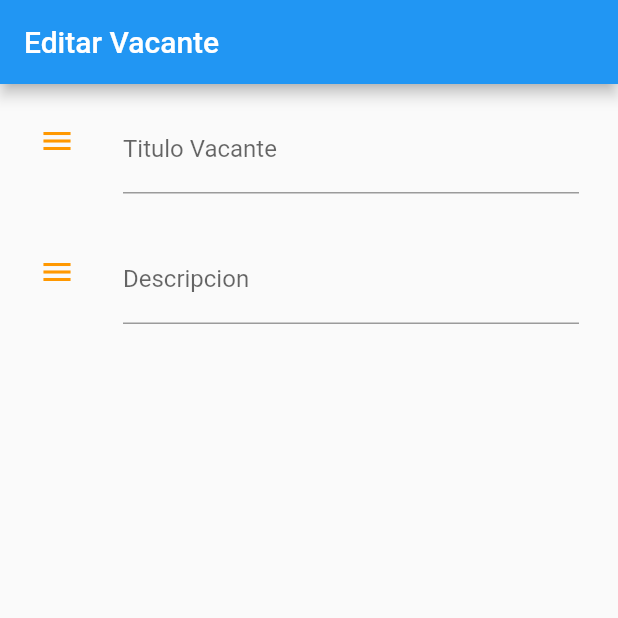
After one commit to JonatSrG/EmpleoJAH, a Flutter app: the EditarVacantePage screen opened directly, on a phone screen of 412 x 824 dp, the top half of it. The commit adds this screen. Run offline on Flutter 3.47's test engine with Material 2 defaults, Android fonts, the phone set to English and light mode, and no system bars; accounts and stored records are empty; statements that could not run were skipped.

Commit message:
Falta terminar form de editarVacante y el form de agregar

```diff
--- a/lib/src/pages/addData.dart
+++ b/lib/src/pages/addData.dart
@@ -15,7 +15,7 @@ class _AddDataState extends State<AddData> {
   var _formKey = GlobalKey<FormState>();
 
   void addData() {
-    var url = "http://192.168.0.105/empleo/adddata.php";
+    var url = "http://192.168.0.108/empleo/adddata.php";
 
     http.post(url, body: {
       "username": controllerUsername.text,
--- a/lib/src/pages/detail.dart
+++ b/lib/src/pages/detail.dart
@@ -14,7 +14,7 @@ class Detail extends StatefulWidget {
 
 class _DetailState extends State<Detail> {
   void deleteData() {
-    var url = "http://192.168.0.105/empleo/deleteData.php";
+    var url = "http://192.168.0.108/empleo/deleteData.php";
     http.post(url, body: {'id': widget.list[widget.index]['id']});
   }
 
--- a/lib/src/pages/editData.dart
+++ b/lib/src/pages/editData.dart
@@ -18,7 +18,7 @@ class _EditDataState extends State<EditData> {
   TextEditingController controllerRole;
 
   void editData() {
-    var url = "http://192.168.0.105/empleo/editdata.php";
+    var url = "http://192.168.0.108/empleo/editdata.php";
     http.post(url, body: {
       "id": widget.list[widget.index]['id'],
       "username": controllerUsername.text,
--- /dev/null
+++ b/lib/src/pages/editarVacantePage.dart
@@ -0,0 +1,109 @@
+import 'package:flutter/material.dart';
+
+import 'package:http/http.dart' as http;
+
+class EditarVacantePage extends StatefulWidget {
+  final List lista;
+  final int index;
+
+  EditarVacantePage({this.lista, this.index});
+
+  @override
+  State<EditarVacantePage> createState() => _EditarVacantePageState();
+}
+
+class _EditarVacantePageState extends State<EditarVacantePage> {
+  TextEditingController controllerTitulo;
+  TextEditingController controllerDescripcion;
+  TextEditingController controllerEmpresa;
+  TextEditingController controllerTelefono;
+  TextEditingController controllerCorreo;
+  TextEditingController controllerDireccion;
+  TextEditingController controllerNombreRH;
+  TextEditingController controllerImage;
+
+  void editarVacante() {
+    var url = "http://192.168.0.108/empleo/editdata1.php";
+    http.post(url, body: {
+      'id': widget.lista[widget.index]['id'],
+      'titulo': controllerTitulo.text,
+      'descricion': controllerDescripcion.text,
+      'empresa': controllerDescripcion.text,
+      'telefono': controllerDescripcion.text,
+      'correo': controllerDescripcion.text,
+      'direccion': controllerDescripcion.text,
+      'nombrerh': controllerDescripcion.text,
+      'image': controllerDescripcion.text,
+    });
+  }
+
+  @override
+  void initState() {
+    controllerTitulo =
+        new TextEditingController(text: widget.lista[widget.index]['titulo']);
+    controllerDescripcion = new TextEditingController(
+        text: widget.lista[widget.index]['descricion']);
+    controllerEmpresa =
+        new TextEditingController(text: widget.lista[widget.index]['empresa']);
+    controllerTelefono =
+        new TextEditingController(text: widget.lista[widget.index]['telefono']);
+    controllerCorreo =
+        new TextEditingController(text: widget.lista[widget.index]['correo']);
+    controllerDireccion = new TextEditingController(
+        text: widget.lista[widget.index]['direccion']);
+    controllerNombreRH =
+        new TextEditingController(text: widget.lista[widget.index]['nombrerh']);
+
+    super.initState();
+  }
+
+  Widget build(BuildContext context) {
+    return new Scaffold(
+      appBar: AppBar(
+        title: Text('Editar Vacante'),
+        automaticallyImplyLeading: false,
+      ),
+      body: Form(
+        child: ListView(
+          padding: const EdgeInsets.all(10.0),
+          children: <Widget>[
+            Column(
+              children: <Widget>[
+                ListTile(
+                  leading: const Icon(Icons.menu, color: Colors.orange),
+                  title: TextFormField(
+                    controller: controllerTitulo,
+                    validator: (value) {
+                      if (value.isEmpty)
+                        return "Ingresa un Titulo para la Vacante";
+                    },
+                    decoration: InputDecoration(
+                      hintText: 'Titulo Vacante',
+                      labelText: 'Titulo Vacante',
+                    ),
+                  ),
+                ),
+                Padding(padding: EdgeInsets.all(10)),
+                ListTile(
+                  leading: Icon(Icons.menu, color: Colors.orange),
+                  title: TextFormField(
+                    controller: controllerDescripcion,
+                    validator: (value) {
+                      if (value.isEmpty) {
+                        return "Ingresa una Descripcion";
+                      }
+                    },
+                    decoration: InputDecoration(
+                      hintText: 'Descripcion',
+                      labelText: 'Descripcion',
+                    ),
+                  ),
+                ),
+              ],
+            ),
+          ],
+        ),
+      ),
+    );
+  }
+}
--- a/lib/src/pages/loginpage.dart
+++ b/lib/src/pages/loginpage.dart
@@ -21,7 +21,7 @@ class _LoginPageState extends State<LoginPage> {
 //metdo para saber que usuario se va estar logiando
   Future<List> login() async {
     final response =
-        await http.post('http://192.168.0.105/empleo/login.php', body: {
+        await http.post('http://192.168.0.108/empleo/login.php', body: {
       //ip de red de mi casa
       //await http.post('http://192.168.137.89/empleo/login.php', body: { //ip de astrid de su lap
       //await http.post('http://192.168.85.110/empleo/login.php', body: {
--- a/lib/src/pages/vistaHoracio.dart
+++ b/lib/src/pages/vistaHoracio.dart
@@ -14,7 +14,7 @@ class VistaHoracio extends StatefulWidget {
 
 class _VistaHoracioState extends State<VistaHoracio> {
   Future<List> getData() async {
-    final response = await http.get('http://192.168.0.105/empleo/getdata.php');
+    final response = await http.get('http://192.168.0.108/empleo/getdata.php');
     return json.decode(response.body);
   }
 
```
Also changed, not shown: lib/src/pages/detalleVacantePage.dart (+89 -30 lines), lib/src/pages/vistaAdminPage.dart (+18 -18 lines).
